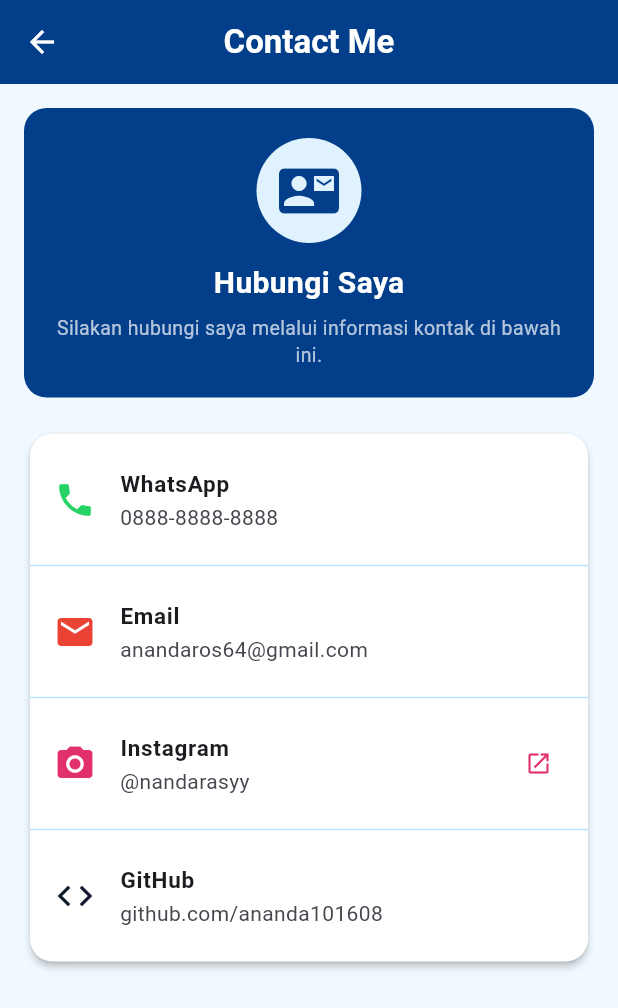
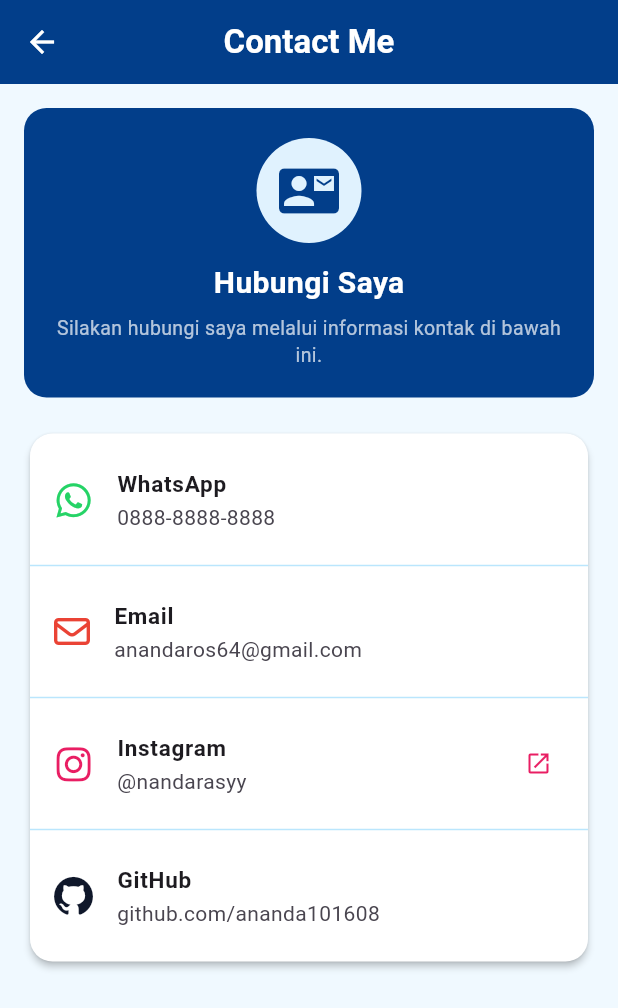
Before and after one commit to ananda101608/project-flutter, a Flutter app: the ContactMePage screen opened by its route, on a phone screen of 412 x 824 dp. Shown: the top 1008 px of the screen. Run offline on Flutter 3.47's test engine with Material 3 defaults, Android fonts, the light colour scheme and no system bars; our stand-ins replace font_awesome_flutter.

Commit message:
Use FontAwesomeIcons in ContactMePage

```diff
--- a/portonanda/lib/pages/contactme.dart
+++ b/portonanda/lib/pages/contactme.dart
@@ -1,4 +1,5 @@
 import 'package:flutter/material.dart';
+import 'package:font_awesome_flutter/font_awesome_flutter.dart';
 import 'package:url_launcher/url_launcher.dart';
 
 class ContactMePage extends StatelessWidget {
@@ -78,7 +79,7 @@ class ContactMePage extends StatelessWidget {
               ),
             ),
 
-            // Card Kontak
+            // Card Kontak dengan FontAwesomeIcons
             Card(
               elevation: 2,
               color: Colors.white,
@@ -89,12 +90,12 @@ class ContactMePage extends StatelessWidget {
                 padding: const EdgeInsets.symmetric(vertical: 8.0),
                 child: Column(
                   children: [
-                    // WhatsApp (Hanya teks / info, tidak bisa diklik)
+                    // WhatsApp
                     const ListTile(
                       leading: Icon(
-                        Icons.phone,
+                        FontAwesomeIcons.whatsapp,
                         color: Color(0xFF25D366),
-                        size: 28,
+                        size: 26,
                       ),
                       title: Text(
                         "WhatsApp",
@@ -107,12 +108,12 @@ class ContactMePage extends StatelessWidget {
                     ),
                     const Divider(color: Color(0xFFBAE6FD)),
 
-                    // Email (Hanya teks / info, tidak bisa diklik)
+                    // Email (Gmail)
                     const ListTile(
                       leading: Icon(
-                        Icons.email,
+                        FontAwesomeIcons.envelope,
                         color: Color(0xFFEA4335),
-                        size: 28,
+                        size: 24,
                       ),
                       title: Text(
                         "Email",
@@ -125,12 +126,12 @@ class ContactMePage extends StatelessWidget {
                     ),
                     const Divider(color: Color(0xFFBAE6FD)),
 
-                    // Instagram (BISA DIKLIK)
+                    // Instagram (Bisa diklik)
                     ListTile(
                       leading: const Icon(
-                        Icons.camera_alt,
-                        color: Color(0xFFE1306C),
-                        size: 28,
+                        FontAwesomeIcons.instagram,
+                        color: Colors.pink,
+                        size: 26,
                       ),
                       title: const Text(
                         "Instagram",
@@ -143,18 +144,18 @@ class ContactMePage extends StatelessWidget {
                       trailing: const Icon(
                         Icons.open_in_new,
                         size: 18,
-                        color: Color(0xFFE1306C),
+                        color: Colors.pink,
                       ),
                       onTap: _openInstagram,
                     ),
                     const Divider(color: Color(0xFFBAE6FD)),
 
-                    // GitHub (Hanya teks / info, tidak bisa diklik)
+                    // GitHub
                     const ListTile(
                       leading: Icon(
-                        Icons.code,
+                        FontAwesomeIcons.github,
                         color: Color(0xFF0F172A),
-                        size: 28,
+                        size: 26,
                       ),
                       title: Text(
                         "GitHub",
--- a/portonanda/pubspec.yaml
+++ b/portonanda/pubspec.yaml
@@ -36,6 +36,7 @@ dependencies:
   # Use with the CupertinoIcons class for iOS style icons.
   cupertino_icons: ^1.0.8
   url_launcher: ^6.3.1
+  font_awesome_flutter: ^10.9.0
 
 dev_dependencies:
   flutter_test:
```
Also changed, not shown: portonanda/pubspec.lock.
